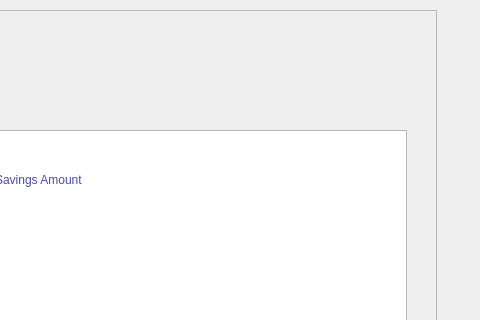
Qt form view/leaderboard.ui (rawsashimi1604/1009_BankingSystem) before a commit; both pictures show x 474 to 954 and y 0 to 320 of the 954 by 507 pixel window.
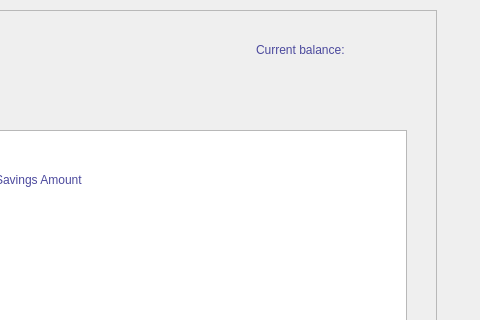
The same form after that commit.

Commit message: added current balance ui

Patch:
```diff
--- a/view/leaderboard.ui
+++ b/view/leaderboard.ui
@@ -161,6 +161,23 @@
        <string>back</string>
       </property>
      </widget>
+     <widget class="QLabel" name="label">
+      <property name="geometry">
+       <rect>
+        <x>720</x>
+        <y>30</y>
+        <width>121</width>
+        <height>20</height>
+       </rect>
+      </property>
+      <property name="styleSheet">
+       <string notr="true">color: rgb(75, 73, 157);
+font: 700 9pt &quot;Segoe UI&quot;;</string>
+      </property>
+      <property name="text">
+       <string>Current balance:</string>
+      </property>
+     </widget>
     </widget>
    </widget>
   </widget>
```
The commit also changes 5 other files.
